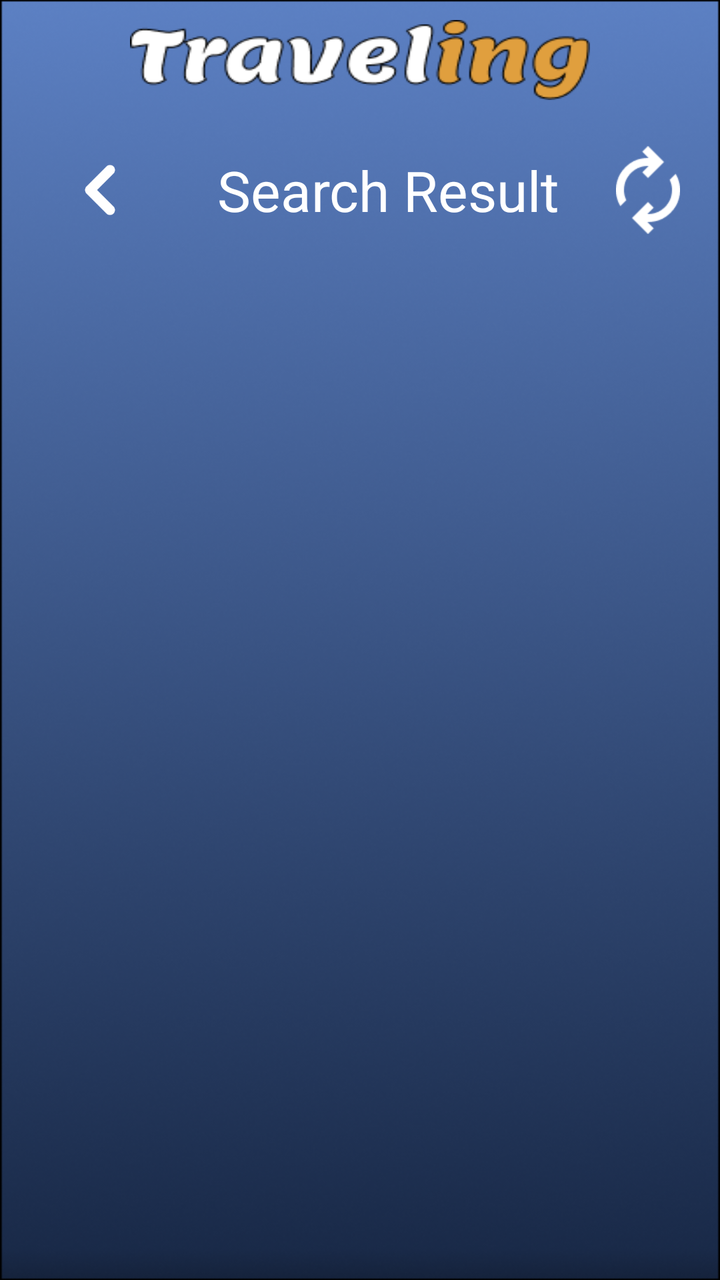
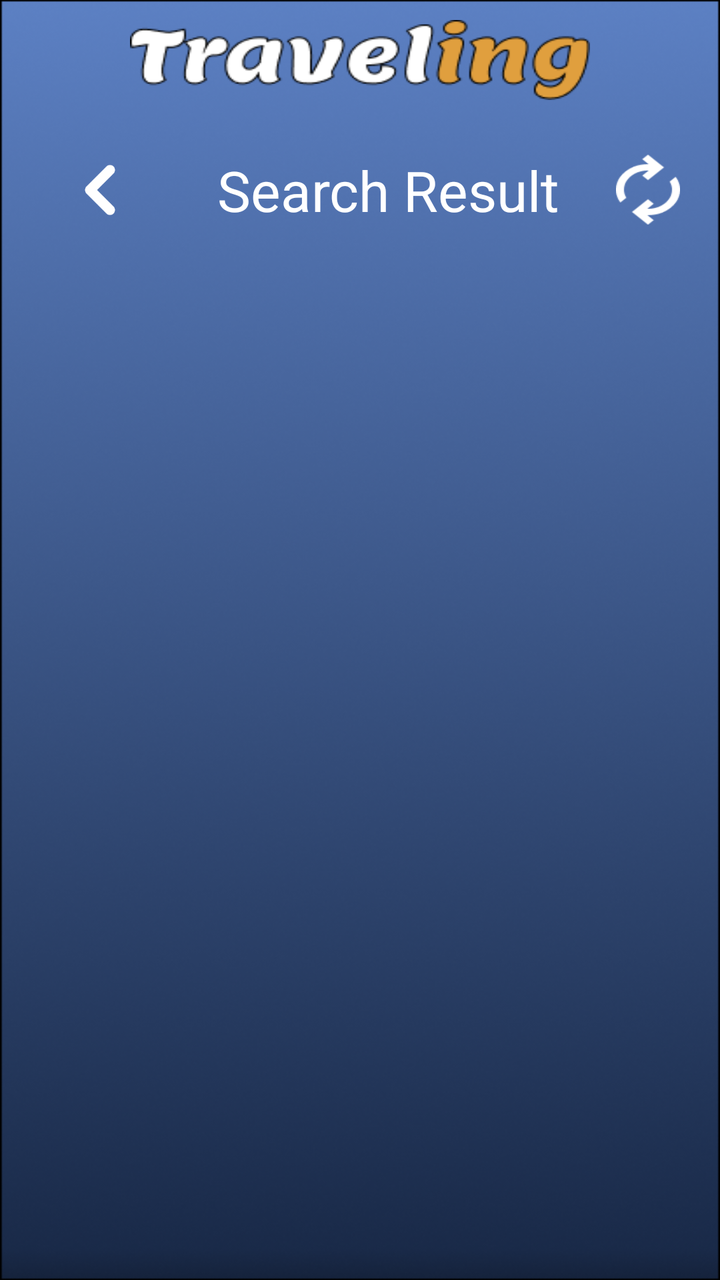

Screens rendered from an Android XML layout before and after an edit, with the pre-edit source and the edit as a unified diff.
<!-- AndroidManifest.xml: application theme Theme.Traveling -->
<!-- res/layout/activity_search.xml -->
<?xml version="1.0" encoding="utf-8"?>
<LinearLayout xmlns:android="http://schemas.android.com/apk/res/android"
    android:layout_width="match_parent"
    android:layout_height="match_parent"
    android:orientation="vertical"
    android:background="@drawable/bck"
    android:fitsSystemWindows="true">

    <LinearLayout
        android:layout_width="match_parent"
        android:layout_height="60dp"
        android:orientation="horizontal"
        android:gravity="center"
        android:paddingStart="16dp"
        android:paddingEnd="16dp">

        <TextView
            android:layout_width="230dp"
            android:layout_height="40dp"
            android:gravity="center"
            android:background="@drawable/traveling"
            android:contentDescription="Traveling logo" />
    </LinearLayout>

    <LinearLayout
        android:layout_width="match_parent"
        android:layout_height="wrap_content"
        android:paddingVertical="5dp"
        android:paddingHorizontal="20dp"
        android:gravity="center"
        android:orientation="horizontal">
        <ImageView
            android:id="@+id/btn_back"
            android:layout_width="60dp"
            android:layout_height="60dp"
            android:background="@drawable/chevron_left"/>
        <TextView
            android:layout_width="0dp"
            android:layout_height="match_parent"
            android:layout_weight="1"
            android:gravity="center"
            android:text="@string/result_list"
            android:textColor="@color/white"
            android:textSize="28sp"/>
        <ImageView
            android:id="@+id/btn_reload"
            android:layout_width="32dp"
            android:layout_height="44dp"
            android:background="@drawable/reload_icon"/>

    </LinearLayout>

    <ScrollView
        android:layout_width="match_parent"
        android:layout_height="match_parent">
        <LinearLayout
            android:id="@+id/layout_results"
            android:layout_width="match_parent"
            android:layout_height="0dp"
            android:paddingHorizontal="10dp"
            android:paddingVertical="10dp"
            android:orientation="vertical">


        </LinearLayout>
    </ScrollView>

</LinearLayout>
<!-- resources referenced by this layout -->
<resources>
  <color name="white">#FFFFFFFF</color>
  <!-- drawable bck: png bitmap (drawable, 207456 bytes) -->
  <!-- drawable chevron_left: png bitmap (drawable, 1033 bytes) -->
  <!-- drawable reload_icon: png bitmap (drawable, 1102 bytes) -->
  <!-- drawable traveling: png bitmap (drawable, 6269 bytes) -->
  <string name="result_list">Search Result</string>
  <style name="Theme.Traveling" parent="Base.Theme.Traveling" />
  <style name="Base.Theme.Traveling" parent="Theme.AppCompat.Light.NoActionBar">
          
          
          <item name="textAllCaps">false</item>
          <item name="android:textStyle">normal</item>
          <item name="android:fontFamily">sans-serif</item>
  
          <item name="colorPrimary">@color/orange</item>
          <item name="colorPrimaryDark">@color/orange</item>
          <item name="colorAccent">@color/orange</item>
          <item name="android:colorButtonNormal">@color/orange</item>
      </style>
  <color name="orange">#E09F3E</color>
</resources>

<!-- the commit's change to res/layout/activity_search.xml (unified diff, before → after) -->
@@ -42,11 +42,12 @@
             android:text="@string/result_list"
             android:textColor="@color/white"
             android:textSize="28sp"/>
+
         <ImageView
             android:id="@+id/btn_reload"
             android:layout_width="32dp"
-            android:layout_height="44dp"
-            android:background="@drawable/reload_icon"/>
+            android:layout_height="35dp"
+            android:background="@drawable/reload_icon" />
 
     </LinearLayout>
 
